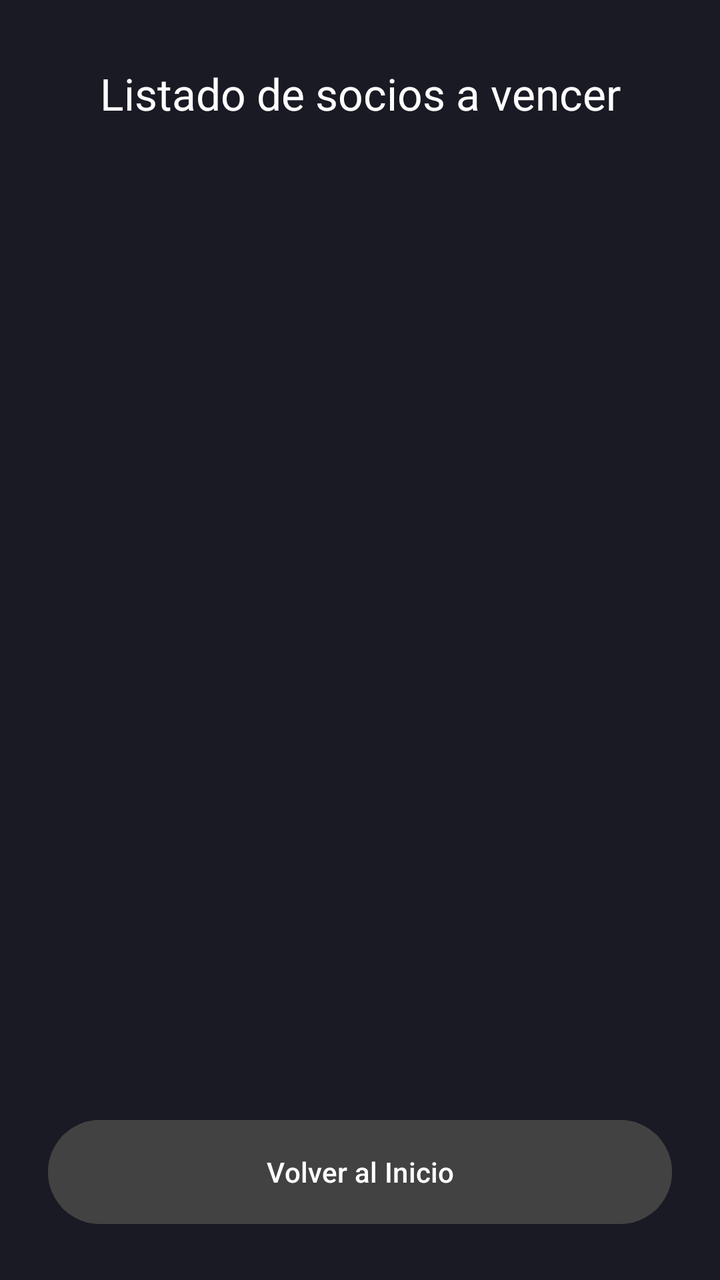
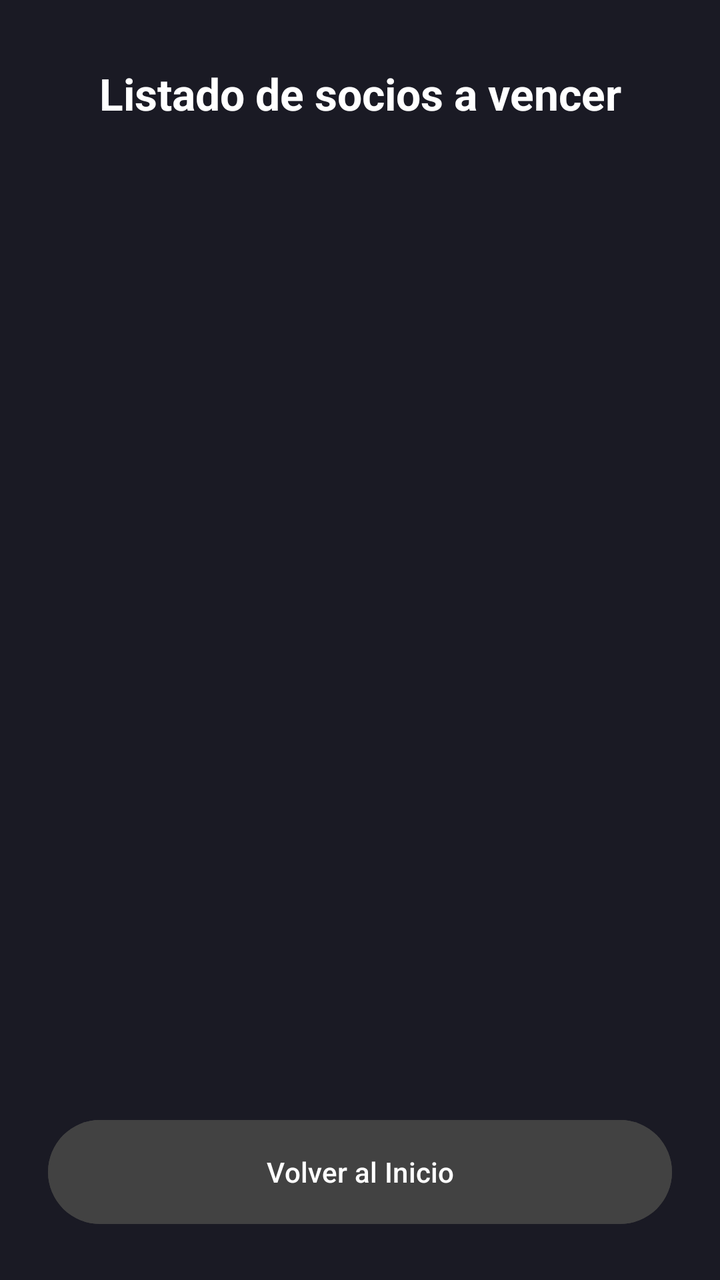

Compare the two renders of this Android layout. The source of the first and the diff that turns it into the second are given below.
<!-- AndroidManifest.xml: application theme Theme.triada_DAM_MTlon -->
<!-- res/layout/activity_listado.xml -->
<?xml version="1.0" encoding="utf-8"?>
<androidx.constraintlayout.widget.ConstraintLayout
    xmlns:android="http://schemas.android.com/apk/res/android"
    xmlns:app="http://schemas.android.com/apk/res-auto"
    android:layout_width="match_parent"
    android:layout_height="match_parent"
    android:background="#1A1A24">

    <TextView
        android:id="@+id/tvTituloListado"
        android:layout_width="wrap_content"
        android:layout_height="wrap_content"
        android:text="Listado de socios a vencer"
        android:textColor="#FFFFFF"
        android:textSize="22sp"
        app:layout_constraintTop_toTopOf="parent"
        app:layout_constraintStart_toStartOf="parent"
        app:layout_constraintEnd_toEndOf="parent"
        android:layout_marginTop="32dp"/>

    <GridLayout
        android:id="@+id/gridLayout"
        android:layout_width="match_parent"
        android:layout_height="wrap_content"
        android:columnCount="4"
        android:layout_marginTop="32dp"
        android:layout_marginHorizontal="16dp"
        app:layout_constraintTop_toBottomOf="@id/tvTituloListado"
        app:layout_constraintStart_toStartOf="parent"
        app:layout_constraintEnd_toEndOf="parent">
    </GridLayout>

    <Button
        android:id="@+id/btnVolverListado"
        android:layout_width="match_parent"
        android:layout_height="60dp"
        android:text="Volver al Inicio"
        android:backgroundTint="#424242"
        android:textColor="#FFFFFF"
        app:layout_constraintBottom_toBottomOf="parent"
        android:layout_margin="24dp"/>

</androidx.constraintlayout.widget.ConstraintLayout>
<!-- resources referenced by this layout -->
<resources>
  <style name="Theme.triada_DAM_MTlon" parent="Base.Theme.triada_DAM_MTlon" />
  <style name="Base.Theme.triada_DAM_MTlon" parent="Theme.Material3.DayNight.NoActionBar">
          
          
      </style>
</resources>

<!-- the commit's change to res/layout/activity_listado.xml (unified diff, before → after) -->
@@ -2,6 +2,7 @@
 <androidx.constraintlayout.widget.ConstraintLayout
     xmlns:android="http://schemas.android.com/apk/res/android"
     xmlns:app="http://schemas.android.com/apk/res-auto"
+    xmlns:tools="http://schemas.android.com/tools"
     android:layout_width="match_parent"
     android:layout_height="match_parent"
     android:background="#1A1A24">
@@ -13,31 +14,40 @@
         android:text="Listado de socios a vencer"
         android:textColor="#FFFFFF"
         android:textSize="22sp"
+        android:textStyle="bold"
         app:layout_constraintTop_toTopOf="parent"
         app:layout_constraintStart_toStartOf="parent"
         app:layout_constraintEnd_toEndOf="parent"
-        android:layout_marginTop="32dp"/>
+        android:layout_marginTop="32dp"
+        tools:ignore="HardcodedText" />
 
-    <GridLayout
-        android:id="@+id/gridLayout"
+    <ScrollView
         android:layout_width="match_parent"
-        android:layout_height="wrap_content"
-        android:columnCount="4"
-        android:layout_marginTop="32dp"
-        android:layout_marginHorizontal="16dp"
+        android:layout_height="0dp"
+        android:layout_marginTop="24dp"
+        android:layout_marginBottom="16dp"
         app:layout_constraintTop_toBottomOf="@id/tvTituloListado"
-        app:layout_constraintStart_toStartOf="parent"
-        app:layout_constraintEnd_toEndOf="parent">
-    </GridLayout>
+        app:layout_constraintBottom_toTopOf="@id/btnVolverListado">
+
+        <GridLayout
+            android:id="@+id/gridLayout"
+            android:layout_width="match_parent"
+            android:layout_height="wrap_content"
+            android:columnCount="4"
+            android:padding="16dp">
+        </GridLayout>
+    </ScrollView>
 
     <Button
         android:id="@+id/btnVolverListado"
         android:layout_width="match_parent"
         android:layout_height="60dp"
         android:text="Volver al Inicio"
+        android:textAllCaps="false"
         android:backgroundTint="#424242"
         android:textColor="#FFFFFF"
         app:layout_constraintBottom_toBottomOf="parent"
-        android:layout_margin="24dp"/>
+        android:layout_margin="24dp"
+        tools:ignore="HardcodedText" />
 
 </androidx.constraintlayout.widget.ConstraintLayout>
